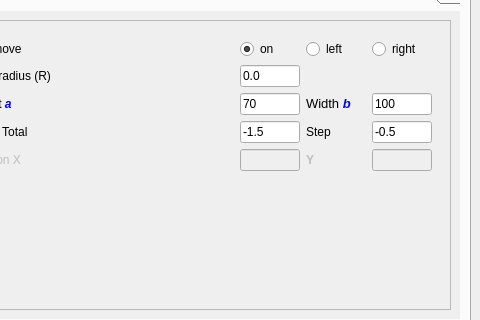
Qt form form.ui (AlfredoCubitos/GCodeGenerator) before a commit; both pictures show x 292 to 772 and y 367 to 687 of the 772 by 830 pixel window.
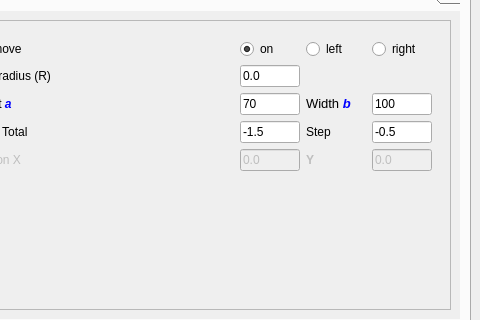
The same form after that commit. Icons and pictures are not drawn.

Commit message: gcode update for rectangle

```diff
--- a/form.ui
+++ b/form.ui
@@ -924,6 +924,9 @@
                       <height>16777215</height>
                      </size>
                     </property>
+                    <property name="text">
+                     <string>0.0</string>
+                    </property>
                    </widget>
                   </item>
                   <item row="2" column="1">
@@ -1069,6 +1072,9 @@
                       <height>60</height>
                      </size>
                     </property>
+                    <property name="text">
+                     <string>0.0</string>
+                    </property>
                    </widget>
                   </item>
                   <item row="3" column="3">
```
The commit also changes 1 other file.
